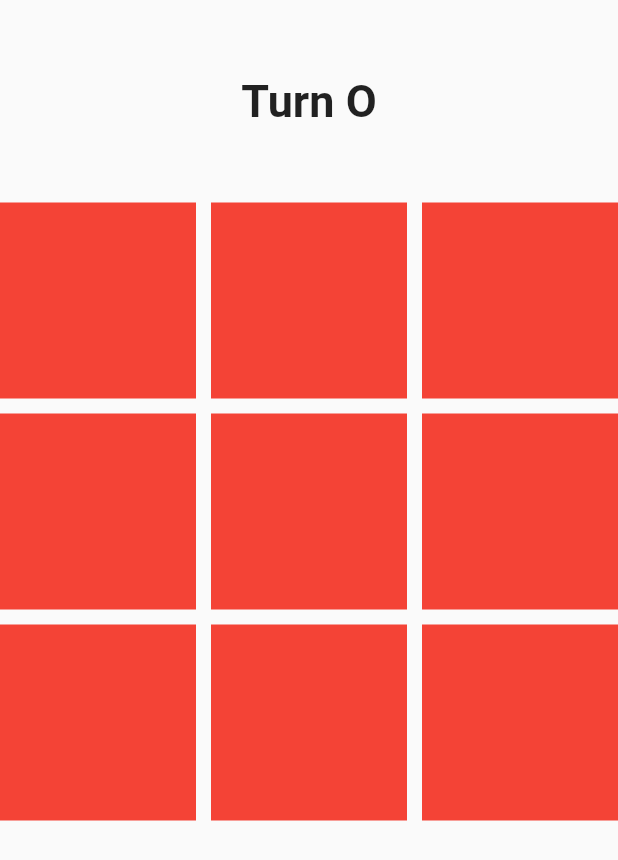
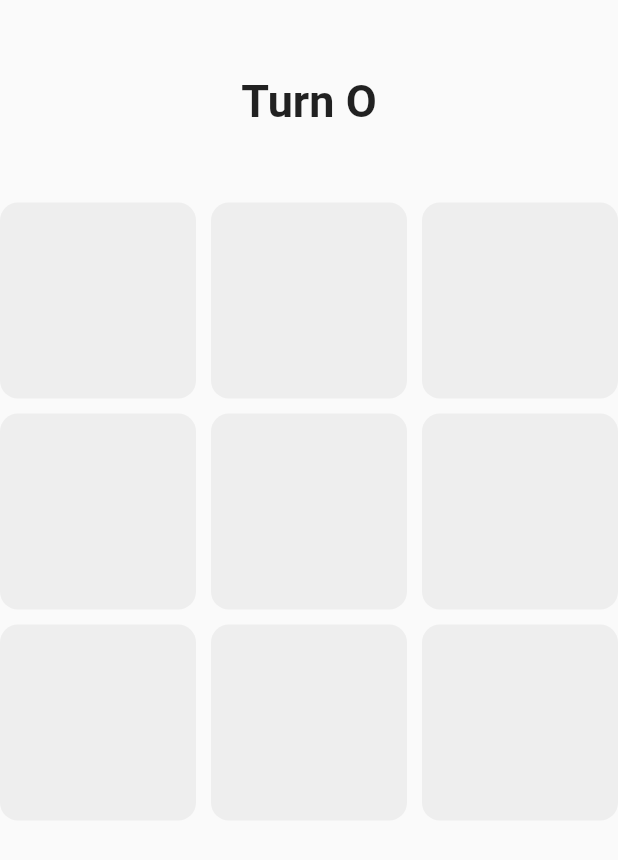
Before and after one commit to amirahmadadibi/7Learn_tictactoe, a Flutter app: the screen it shows after launch, on a phone screen of 412 x 824 dp. Shown: the top 860 px of the screen. Run offline on Flutter 3.47's test engine with Material 2 defaults, Android fonts, the phone set to English and light mode, and no system bars.

Commit message:
S07 E07 show game selection on the board

```diff
--- a/lib/main.dart
+++ b/lib/main.dart
@@ -51,7 +51,13 @@ class _MyAppState extends State<MyApp> {
                     child: Container(
                       height: 100,
                       width: 100,
-                      color: Colors.red,
+                      decoration: BoxDecoration(
+                          color: Colors.grey[200],
+                          borderRadius: BorderRadius.all(Radius.circular(12))),
+                      child: Center(
+                        child: Text('${moveList[index]}',
+                            style: TextStyle(fontSize: 80)),
+                      ),
                     ),
                   );
                 },
```
